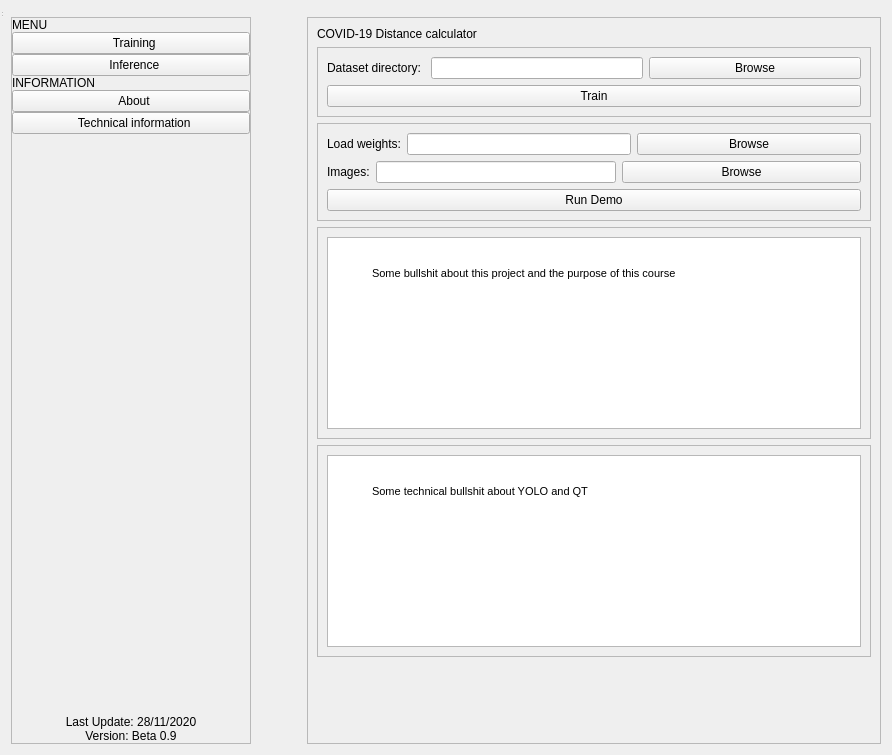
This is Source/445_main_b.ui in ghadj/Social-Distancing-YOLO as Qt 5 draws it before an edit. The edited form follows.
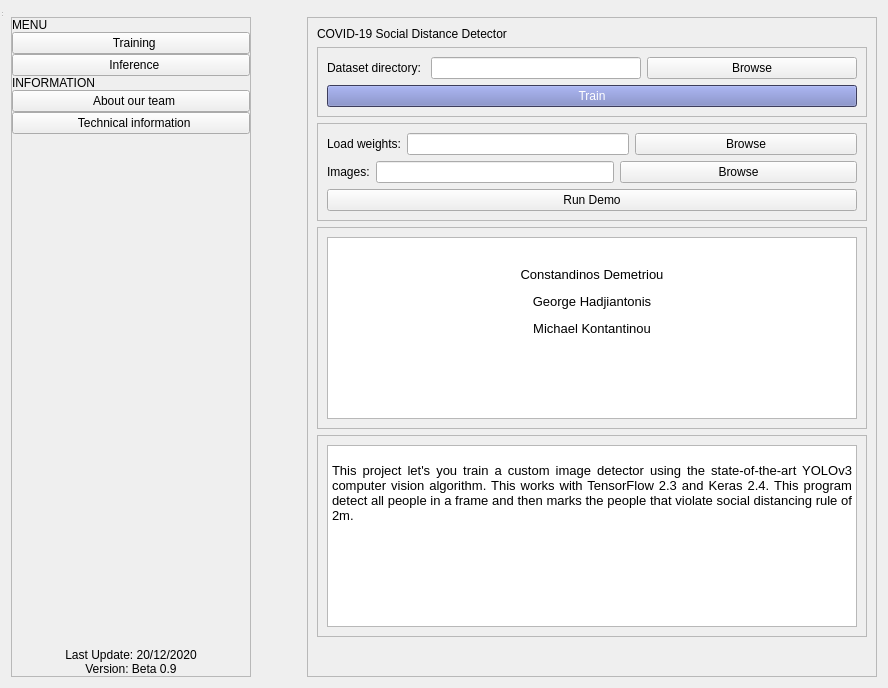
This is the edited form. Icons and pictures are not drawn.

```diff
--- a/Source/445_main_b.ui
+++ b/Source/445_main_b.ui
@@ -6,8 +6,8 @@
    <rect>
     <x>0</x>
     <y>0</y>
-    <width>892</width>
-    <height>755</height>
+    <width>888</width>
+    <height>688</height>
    </rect>
   </property>
   <property name="windowTitle">
@@ -201,7 +201,7 @@
           <item>
            <widget class="QPushButton" name="button_about_us">
             <property name="text">
-             <string>  About</string>
+             <string>  About our team</string>
             </property>
             <property name="icon">
              <iconset>
@@ -248,7 +248,7 @@
           <item>
            <widget class="QLabel" name="label">
             <property name="text">
-             <string>Last Update: 28/11/2020</string>
+             <string>Last Update: 20/12/2020</string>
             </property>
             <property name="alignment">
              <set>Qt::AlignCenter</set>
@@ -289,7 +289,7 @@
              <string>h1</string>
             </property>
             <property name="text">
-             <string>COVID-19 Distance calculator</string>
+             <string>COVID-19 Social Distance Detector</string>
             </property>
            </widget>
           </item>
@@ -340,6 +340,178 @@
                </item>
                <item>
                 <widget class="QPushButton" name="button_train_submit">
+                 <property name="palette">
+                  <palette>
+                   <active>
+                    <colorrole role="WindowText">
+                     <brush brushstyle="SolidPattern">
+                      <color alpha="255">
+                       <red>255</red>
+                       <green>255</green>
+                       <blue>255</blue>
+                      </color>
+                     </brush>
+                    </colorrole>
+                    <colorrole role="Button">
+                     <brush brushstyle="SolidPattern">
+                      <color alpha="255">
+                       <red>115</red>
+                       <green>126</green>
+                       <blue>191</blue>
+                      </color>
+                     </brush>
+                    </colorrole>
+                    <colorrole role="Text">
+                     <brush brushstyle="SolidPattern">
+                      <color alpha="255">
+                       <red>255</red>
+                       <green>255</green>
+                       <blue>255</blue>
+                      </color>
+                     </brush>
+                    </colorrole>
+                    <colorrole role="ButtonText">
+                     <brush brushstyle="SolidPattern">
+                      <color alpha="255">
+                       <red>255</red>
+                       <green>255</green>
+                       <blue>255</blue>
+                      </color>
+                     </brush>
+                    </colorrole>
+                    <colorrole role="Base">
+                     <brush brushstyle="SolidPattern">
+                      <color alpha="255">
+                       <red>85</red>
+                       <green>85</green>
+                       <blue>255</blue>
+                      </color>
+                     </brush>
+                    </colorrole>
+                    <colorrole role="Window">
+                     <brush brushstyle="SolidPattern">
+                      <color alpha="255">
+                       <red>85</red>
+                       <green>85</green>
+                       <blue>127</blue>
+                      </color>
+                     </brush>
+                    </colorrole>
+                   </active>
+                   <inactive>
+                    <colorrole role="WindowText">
+                     <brush brushstyle="SolidPattern">
+                      <color alpha="255">
+                       <red>255</red>
+                       <green>255</green>
+                       <blue>255</blue>
+                      </color>
+                     </brush>
+                    </colorrole>
+                    <colorrole role="Button">
+                     <brush brushstyle="SolidPattern">
+                      <color alpha="255">
+                       <red>115</red>
+                       <green>126</green>
+                       <blue>191</blue>
+                      </color>
+                     </brush>
+                    </colorrole>
+                    <colorrole role="Text">
+                     <brush brushstyle="SolidPattern">
+                      <color alpha="255">
+                       <red>255</red>
+                       <green>255</green>
+                       <blue>255</blue>
+                      </color>
+                     </brush>
+                    </colorrole>
+                    <colorrole role="ButtonText">
+                     <brush brushstyle="SolidPattern">
+                      <color alpha="255">
+                       <red>255</red>
+                       <green>255</green>
+                       <blue>255</blue>
+                      </color>
+                     </brush>
+                    </colorrole>
+                    <colorrole role="Base">
+                     <brush brushstyle="SolidPattern">
+                      <color alpha="255">
+                       <red>85</red>
+                       <green>85</green>
+                       <blue>255</blue>
+                      </color>
+                     </brush>
+                    </colorrole>
+                    <colorrole role="Window">
+                     <brush brushstyle="SolidPattern">
+                      <color alpha="255">
+                       <red>85</red>
+                       <green>85</green>
+                       <blue>127</blue>
+                      </color>
+                     </brush>
+                    </colorrole>
+                   </inactive>
+                   <disabled>
+                    <colorrole role="WindowText">
+                     <brush brushstyle="SolidPattern">
+                      <color alpha="255">
+                       <red>255</red>
+                       <green>255</green>
+                       <blue>255</blue>
+                      </color>
+                     </brush>
+                    </colorrole>
+                    <colorrole role="Button">
+                     <brush brushstyle="SolidPattern">
+                      <color alpha="255">
+                       <red>115</red>
+                       <green>126</green>
+                       <blue>191</blue>
+                      </color>
+                     </brush>
+                    </colorrole>
+                    <colorrole role="Text">
+                     <brush brushstyle="SolidPattern">
+                      <color alpha="255">
+                       <red>255</red>
+                       <green>255</green>
+                       <blue>255</blue>
+                      </color>
+                     </brush>
+                    </colorrole>
+                    <colorrole role="ButtonText">
+                     <brush brushstyle="SolidPattern">
+                      <color alpha="255">
+                       <red>255</red>
+                       <green>255</green>
+                       <blue>255</blue>
+                      </color>
+                     </brush>
+                    </colorrole>
+                    <colorrole role="Base">
+                     <brush brushstyle="SolidPattern">
+                      <color alpha="255">
+                       <red>85</red>
+                       <green>85</green>
+                       <blue>127</blue>
+                      </color>
+                     </brush>
+                    </colorrole>
+                    <colorrole role="Window">
+                     <brush brushstyle="SolidPattern">
+                      <color alpha="255">
+                       <red>85</red>
+                       <green>85</green>
+                       <blue>127</blue>
+                      </color>
+                     </brush>
+                    </colorrole>
+                   </disabled>
+                  </palette>
+                 </property>
                  <property name="text">
                   <string>Train</string>
                  </property>
@@ -467,9 +639,11 @@
                 <string>&lt;!DOCTYPE HTML PUBLIC &quot;-//W3C//DTD HTML 4.0//EN&quot; &quot;http://www.w3.org/TR/REC-html40/strict.dtd&quot;&gt;
 &lt;html&gt;&lt;head&gt;&lt;meta name=&quot;qrichtext&quot; content=&quot;1&quot; /&gt;&lt;style type=&quot;text/css&quot;&gt;
 p, li { white-space: pre-wrap; }
-&lt;/style&gt;&lt;/head&gt;&lt;body style=&quot; font-family:'MS Shell Dlg 2'; font-size:8.25pt; font-weight:400; font-style:normal;&quot;&gt;
-&lt;p style=&quot;-qt-paragraph-type:empty; margin-top:12px; margin-bottom:12px; margin-left:40px; margin-right:40px; -qt-block-indent:0; text-indent:0px;&quot;&gt;&lt;br /&gt;&lt;/p&gt;
-&lt;p style=&quot; margin-top:12px; margin-bottom:12px; margin-left:40px; margin-right:40px; -qt-block-indent:0; text-indent:0px;&quot;&gt;Some bullshit about this project and the purpose of this course&lt;/p&gt;&lt;/body&gt;&lt;/html&gt;</string>
+&lt;/style&gt;&lt;/head&gt;&lt;body style=&quot; font-family:'MS Shell Dlg 2'; font-size:7.8pt; font-weight:400; font-style:normal;&quot;&gt;
+&lt;p align=&quot;center&quot; style=&quot;-qt-paragraph-type:empty; margin-top:12px; margin-bottom:12px; margin-left:0px; margin-right:0px; -qt-block-indent:0; text-indent:0px;&quot;&gt;&lt;br /&gt;&lt;/p&gt;
+&lt;p align=&quot;center&quot; style=&quot; margin-top:12px; margin-bottom:12px; margin-left:0px; margin-right:0px; -qt-block-indent:0; text-indent:0px;&quot;&gt;&lt;span style=&quot; font-size:10pt;&quot;&gt;Constandinos Demetriou&lt;/span&gt;&lt;/p&gt;
+&lt;p align=&quot;center&quot; style=&quot; margin-top:12px; margin-bottom:12px; margin-left:0px; margin-right:0px; -qt-block-indent:0; text-indent:0px;&quot;&gt;&lt;span style=&quot; font-size:10pt;&quot;&gt;George Hadjiantonis&lt;/span&gt;&lt;/p&gt;
+&lt;p align=&quot;center&quot; style=&quot; margin-top:12px; margin-bottom:12px; margin-left:0px; margin-right:0px; -qt-block-indent:0; text-indent:0px;&quot;&gt;&lt;span style=&quot; font-size:10pt;&quot;&gt;Michael Kontantinou&lt;/span&gt;&lt;/p&gt;&lt;/body&gt;&lt;/html&gt;</string>
                </property>
               </widget>
              </item>
@@ -497,11 +671,9 @@
                 <string>&lt;!DOCTYPE HTML PUBLIC &quot;-//W3C//DTD HTML 4.0//EN&quot; &quot;http://www.w3.org/TR/REC-html40/strict.dtd&quot;&gt;
 &lt;html&gt;&lt;head&gt;&lt;meta name=&quot;qrichtext&quot; content=&quot;1&quot; /&gt;&lt;style type=&quot;text/css&quot;&gt;
 p, li { white-space: pre-wrap; }
-&lt;/style&gt;&lt;/head&gt;&lt;body style=&quot; font-family:'MS Shell Dlg 2'; font-size:8.25pt; font-weight:400; font-style:normal;&quot;&gt;
-&lt;p style=&quot;-qt-paragraph-type:empty; margin-top:12px; margin-bottom:12px; margin-left:40px; margin-right:40px; -qt-block-indent:0; text-indent:0px;&quot;&gt;&lt;br /&gt;&lt;/p&gt;
-&lt;p style=&quot; margin-top:12px; margin-bottom:12px; margin-left:40px; margin-right:40px; -qt-block-indent:0; text-indent:0px;&quot;&gt;&lt;a name=&quot;output&quot;&gt;&lt;/a&gt;&lt;span style=&quot; font-size:8pt;&quot;&gt;S&lt;/span&gt;&lt;span style=&quot; font-size:8pt;&quot;&gt;ome technical bullshit about YOLO and QT&lt;/span&gt;&lt;/p&gt;
-&lt;p style=&quot;-qt-paragraph-type:empty; margin-top:12px; margin-bottom:12px; margin-left:40px; margin-right:40px; -qt-block-indent:0; text-indent:0px; font-size:8pt;&quot;&gt;&lt;br /&gt;&lt;/p&gt;
-&lt;p style=&quot;-qt-paragraph-type:empty; margin-top:12px; margin-bottom:12px; margin-left:40px; margin-right:40px; -qt-block-indent:0; text-indent:0px; font-size:8pt;&quot;&gt;&lt;br /&gt;&lt;/p&gt;&lt;/body&gt;&lt;/html&gt;</string>
+&lt;/style&gt;&lt;/head&gt;&lt;body style=&quot; font-family:'MS Shell Dlg 2'; font-size:7.8pt; font-weight:400; font-style:normal;&quot;&gt;
+&lt;p align=&quot;justify&quot; style=&quot;-qt-paragraph-type:empty; margin-top:0px; margin-bottom:0px; margin-left:0px; margin-right:0px; -qt-block-indent:0; text-indent:0px;&quot;&gt;&lt;br /&gt;&lt;/p&gt;
+&lt;p align=&quot;justify&quot; style=&quot; margin-top:0px; margin-bottom:0px; margin-left:0px; margin-right:0px; -qt-block-indent:0; text-indent:0px;&quot;&gt;&lt;span style=&quot; font-size:10pt;&quot;&gt;This project let's you train a custom image detector using the state-of-the-art YOLOv3 computer vision algorithm. This works with TensorFlow 2.3 and Keras 2.4. This program detect all people in a frame and then marks the people that violate social distancing rule of 2m.&lt;/span&gt;&lt;/p&gt;&lt;/body&gt;&lt;/html&gt;</string>
                </property>
               </widget>
              </item>
```
Left out of the diff: 14 changed lines with no effect on the pictures.
